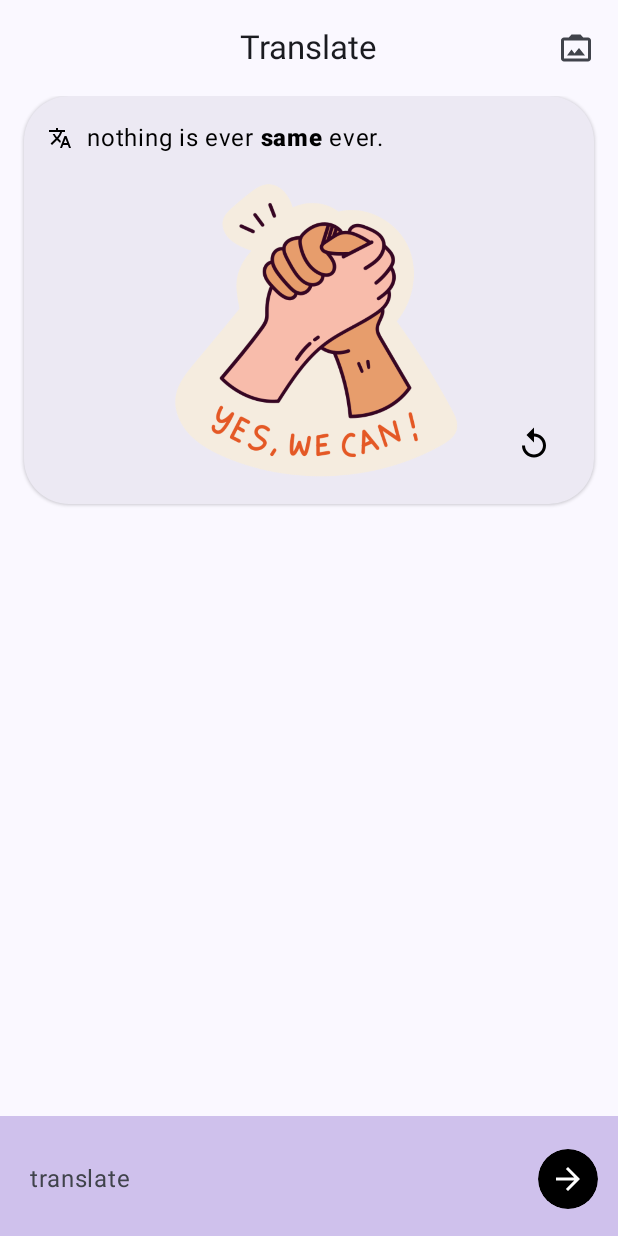
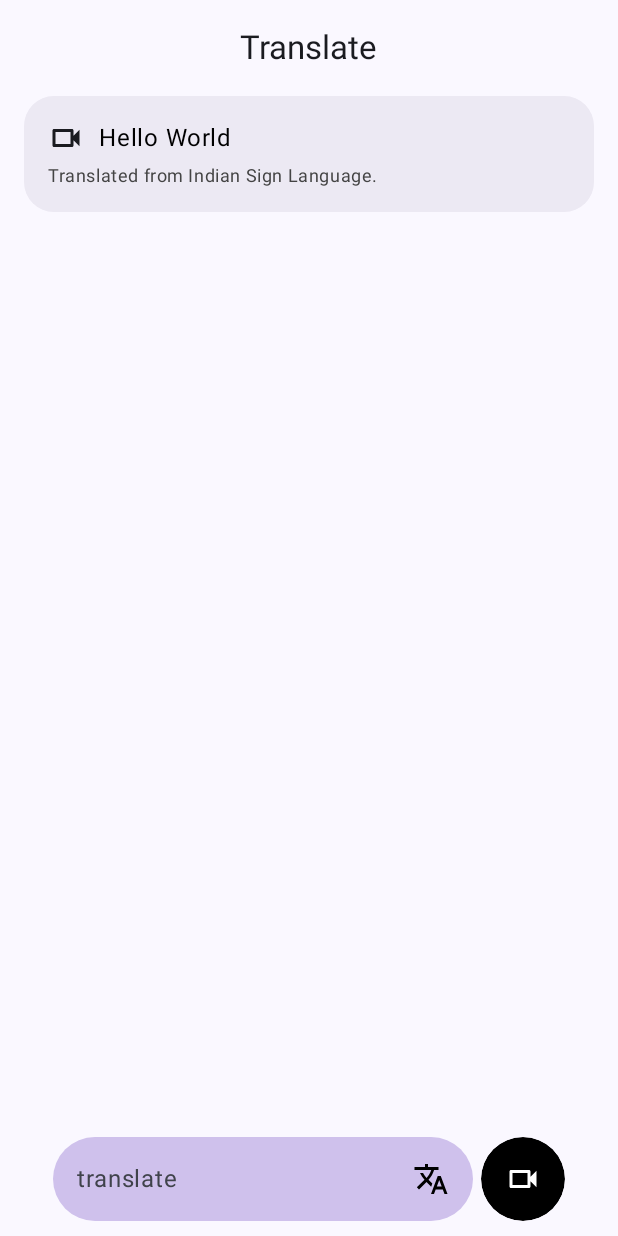
Before and after one commit to varunkumar2004/Sih-SignLanguageTranslateAndroid, an Android app built with Jetpack Compose: the screen it shows after launch (MainActivity), on a phone screen of 412 x 824 dp. Run offline under Robolectric (Android 15) with nearby library versions, the phone set to English and light mode, and no system bars; our stand-ins replace Dagger/Hilt's generated code; libraries missing offline, so code that uses them is left out: androidx.camera.core, androidx.camera.video, androidx.camera.view, com.google.mediapipe.framework, com.google.mediapipe.tasks; 1 statement that could not run was skipped.

Commit message:
HomeScreen.kt Redesigned.

```diff
--- a/app/src/main/java/com/example/signlanguagetranslator/MainActivity.kt
+++ b/app/src/main/java/com/example/signlanguagetranslator/MainActivity.kt
@@ -2,6 +2,9 @@ package com.example.signlanguagetranslator
 
 import android.annotation.SuppressLint
 import android.content.pm.PackageManager
+import android.graphics.Bitmap
+import android.media.MediaMetadataRetriever
+import android.net.Uri
 import android.os.Bundle
 import android.util.Log
 import android.widget.Toast
@@ -9,7 +12,6 @@ import androidx.activity.ComponentActivity
 import androidx.activity.compose.setContent
 import androidx.activity.enableEdgeToEdge
 import androidx.camera.core.CameraSelector
-import androidx.camera.core.ImageProxy
 import androidx.camera.video.FileOutputOptions
 import androidx.camera.video.Recording
 import androidx.camera.video.VideoRecordEvent
@@ -17,7 +19,7 @@ import androidx.camera.view.CameraController
 import androidx.camera.view.LifecycleCameraController
 import androidx.camera.view.video.AudioConfig
 import androidx.compose.foundation.layout.fillMaxSize
-import androidx.compose.runtime.LaunchedEffect
+import androidx.compose.runtime.collectAsState
 import androidx.compose.runtime.getValue
 import androidx.compose.runtime.mutableStateOf
 import androidx.compose.runtime.remember
@@ -34,9 +36,12 @@ import com.example.signlanguagetranslator.ui.screens.HomeScreen
 import com.example.signlanguagetranslator.ui.theme.SignLanguageTranslatorTheme
 import com.example.signlanguagetranslator.ui.viewmodels.HomeViewModel
 import com.example.signlanguagetranslator.utils.Routes
-import com.google.mediapipe.formats.proto.LandmarkProto
+import com.google.mediapipe.framework.image.BitmapImageBuilder
+import com.google.mediapipe.tasks.core.BaseOptions
 import com.google.mediapipe.tasks.vision.core.RunningMode
+import com.google.mediapipe.tasks.vision.gesturerecognizer.GestureRecognizer
 import com.google.mediapipe.tasks.vision.handlandmarker.HandLandmarker
+import com.google.mediapipe.tasks.vision.handlandmarker.HandLandmarkerResult
 import dagger.hilt.android.AndroidEntryPoint
 import java.io.File
 
@@ -69,9 +74,6 @@ class MainActivity : ComponentActivity() {
                 mutableStateOf(false)
             }
 
-
-
-
             SignLanguageTranslatorTheme {
                 NavHost(
                     navController = navController,
@@ -83,6 +85,9 @@ class MainActivity : ComponentActivity() {
                             viewModel = homeViewModel,
                             onCameraNavigate = {
                                 navController.navigate(Routes.Camera.route)
+                            },
+                            onProcessImage = {
+
                             }
                         )
                     }
@@ -101,6 +106,7 @@ class MainActivity : ComponentActivity() {
                             onCameraClick = {
                                 recordVideo(
                                     controller = cameraController,
+                                    viewModel = homeViewModel,
                                     cameraRecording = { isRecording ->
                                         isCameraRecording = isRecording
                                     }
@@ -116,15 +122,16 @@ class MainActivity : ComponentActivity() {
     @SuppressLint("MissingPermission")
     private fun recordVideo(
         controller: LifecycleCameraController,
+        viewModel: HomeViewModel,
         cameraRecording: (Boolean) -> Unit
     ) {
-        if(recording != null) {
+        if (recording != null) {
             recording?.stop()
             recording = null
             return
         }
 
-        if(!hasRequiredPermissions()) {
+        if (!hasRequiredPermissions()) {
             return
         }
 
@@ -134,7 +141,7 @@ class MainActivity : ComponentActivity() {
             AudioConfig.create(true),
             ContextCompat.getMainExecutor(applicationContext),
         ) { event ->
-            when(event) {
+            when (event) {
                 is VideoRecordEvent.Start -> {
                     cameraRecording(true)
                 }
@@ -142,7 +149,7 @@ class MainActivity : ComponentActivity() {
                 is VideoRecordEvent.Finalize -> {
                     cameraRecording(false)
 
-                    if(event.hasError()) {
+                    if (event.hasError()) {
                         recording?.close()
                         recording = null
 
@@ -152,9 +159,12 @@ class MainActivity : ComponentActivity() {
                             Toast.LENGTH_LONG
                         ).show()
                     } else {
+                        val videoPath = outputFile.absolutePath
+                        viewModel.updateVideoUri(videoPath)
+
                         Toast.makeText(
                             applicationContext,
-                            "Video capture succeeded",
+                            "Video capture succeeded. saved to ${videoPath}",
                             Toast.LENGTH_LONG
                         ).show()
                     }
@@ -162,51 +172,6 @@ class MainActivity : ComponentActivity() {
             }
         }
     }
-
-//    private fun setupHandLandmarker() {
-//        // Set options for HandLandmarker
-//        val options = HandLandmarkerOptions.builder()
-//            .setBaseOptions(HandLandmarkerOptions.BaseOptions.builder()
-//                .setModelAssetPath("hand_landmarker.task") // Your MediaPipe hand landmark model
-//                .build())
-//            .setRunningMode(RunningMode.LIVE_STREAM)
-//            .build()
-//
-//        // Initialize Hand Landmarker
-//        val handLandmarker = HandLandmarker.createFromOptions(this, options)
-//    }
-//
-//    private fun processImage(imageProxy: ImageProxy) {
-//        // Convert ImageProxy to Bitmap or other format required by MediaPipe
-//        val bitmap = imageProxy.toBitmap()  // Implement this conversion method
-//
-//        // Run the hand landmark detection on the bitmap
-//        val results = handLandmarker.detect(bitmap)
-//        // Handle the results (landmarks, etc.)
-//        handleHandLandmarkerResult(results)
-//
-//        imageProxy.close()
-//    }
-
-//    private fun setupHolistic() {
-//        val options = HolisticOptions.builder()
-//            .setMinDetectionConfidence(0.75f)
-//            .setMinTrackingConfidence(0.75f)
-//            .build()
-//
-//        holistic = Holistic(this, options)
-//        holistic.setResultListener { result: HolisticResult? ->
-//            if (result != null) {
-//                handleHolisticResult(result)
-//            }
-//        }
-//    }
-//
-//    private fun handleHolisticResult(result: HolisticResult) {
-//        // Extract landmarks and perform prediction logic
-//        val landmarks: List<LandmarkProto.NormalizedLandmarkList> = result.multiHandLandmarks()
-//        // Implement your prediction logic here using the extracted landmarks.
-//    }
 
     private fun hasRequiredPermissions(): Boolean {
         return CAMERAX_PERMISSIONS.all {
--- /dev/null
+++ b/app/src/main/java/com/example/signlanguagetranslator/data/SignText.kt
@@ -0,0 +1,6 @@
+package com.example.signlanguagetranslator.data
+
+data class SignText(
+    val value: String = "",
+    val signToText: Boolean = true
+)
--- a/app/src/main/java/com/example/signlanguagetranslator/ui/components/FloatingBottomBar.kt
+++ b/app/src/main/java/com/example/signlanguagetranslator/ui/components/FloatingBottomBar.kt
@@ -1,10 +1,15 @@
 package com.example.signlanguagetranslator.ui.components
 
+import androidx.compose.foundation.layout.Arrangement
+import androidx.compose.foundation.layout.Row
+import androidx.compose.foundation.layout.Spacer
 import androidx.compose.foundation.layout.padding
-import androidx.compose.foundation.shape.CircleShape
+import androidx.compose.foundation.layout.size
+import androidx.compose.foundation.layout.width
 import androidx.compose.foundation.shape.RoundedCornerShape
 import androidx.compose.material.icons.Icons
-import androidx.compose.material.icons.filled.ArrowForward
+import androidx.compose.material.icons.outlined.Translate
+import androidx.compose.material.icons.outlined.Videocam
 import androidx.compose.material3.BottomAppBar
 import androidx.compose.material3.Icon
 import androidx.compose.material3.IconButton
@@ -13,8 +18,8 @@ import androidx.compose.material3.Text
 import androidx.compose.material3.TextField
 import androidx.compose.material3.TextFieldDefaults
 import androidx.compose.runtime.Composable
+import androidx.compose.ui.Alignment
 import androidx.compose.ui.Modifier
-import androidx.compose.ui.draw.clip
 import androidx.compose.ui.graphics.Color
 import androidx.compose.ui.platform.LocalSoftwareKeyboardController
 import androidx.compose.ui.unit.dp
@@ -25,27 +30,35 @@ fun FloatingBottomBar(
     color: Color,
     value: String,
     onPromptChange: (String) -> Unit,
-    onPromptSend: () -> Unit
+    onPromptSend: () -> Unit,
+    onVideoTranslate: () -> Unit
 ) {
     val keyboardController = LocalSoftwareKeyboardController.current
+    val textFieldColors = TextFieldDefaults.colors(
+        focusedIndicatorColor = Color.Transparent,
+        unfocusedIndicatorColor = Color.Transparent,
+        disabledIndicatorColor = Color.Transparent,
+        focusedTextColor = Color.Black,
+        unfocusedTextColor = Color.Black,
+        focusedContainerColor = color,
+        unfocusedContainerColor = color,
+        cursorColor = Color.Black
+    )
 
     BottomAppBar(
         modifier = modifier,
-        containerColor = color
+        containerColor = Color.Transparent
+    ) {
+        Row(
+            modifier = modifier
+                .padding(horizontal = 10.dp),
+            verticalAlignment = Alignment.CenterVertically,
+            horizontalArrangement = Arrangement.Center
         ) {
             TextField(
-            modifier = modifier,
+                modifier = Modifier,
                 shape = RoundedCornerShape(30.dp),
-            colors = TextFieldDefaults.colors(
-                focusedIndicatorColor = Color.Transparent,
-                unfocusedIndicatorColor = Color.Transparent,
-                disabledIndicatorColor = Color.Transparent,
-                focusedContainerColor = Color.Transparent,
-                focusedTextColor = Color.Black,
-                unfocusedTextColor = Color.Black,
-                unfocusedContainerColor = Color.Transparent,
-                cursorColor = Color.Black
-            ),
+                colors = textFieldColors,
                 value = value,
                 placeholder = {
                     Text(
@@ -55,11 +68,10 @@ fun FloatingBottomBar(
                 trailingIcon = {
                     IconButton(
                         modifier = Modifier
-                        .clip(CircleShape)
-                        .padding(end = 5.dp),
+                            .size(TextFieldDefaults.MinHeight),
                         colors = IconButtonDefaults.iconButtonColors(
-                        containerColor = Color.Black,
-                        contentColor = Color.White
+                            containerColor = Color.Transparent,
+                            contentColor = Color.Black
                         ),
                         onClick = {
                             if (value.isNotEmpty() && value.isNotBlank()) {
@@ -70,12 +82,30 @@ fun FloatingBottomBar(
                         }
                     ) {
                         Icon(
-                        imageVector = Icons.Default.ArrowForward,
+                            imageVector = Icons.Outlined.Translate,
                             contentDescription = "Send prompt"
                         )
                     }
                 },
                 onValueChange = onPromptChange
             )
+
+            Spacer(modifier = Modifier.width(5.dp))
+
+            IconButton(
+                modifier = Modifier
+                    .size(TextFieldDefaults.MinHeight),
+                colors = IconButtonDefaults.iconButtonColors(
+                    containerColor = Color.Black,
+                    contentColor = Color.White
+                ),
+                onClick = onVideoTranslate
+            ) {
+                Icon(
+                    imageVector = Icons.Outlined.Videocam,
+                    contentDescription = null
+                )
             }
         }
+    }
+}
--- /dev/null
+++ b/app/src/main/java/com/example/signlanguagetranslator/ui/components/IndianSignLanguageToText.kt
@@ -0,0 +1,71 @@
+package com.example.signlanguagetranslator.ui.components
+
+import androidx.compose.foundation.background
+import androidx.compose.foundation.layout.Arrangement
+import androidx.compose.foundation.layout.Column
+import androidx.compose.foundation.layout.Row
+import androidx.compose.foundation.layout.fillMaxWidth
+import androidx.compose.foundation.layout.padding
+import androidx.compose.foundation.shape.RoundedCornerShape
+import androidx.compose.material.icons.Icons
+import androidx.compose.material.icons.filled.Videocam
+import androidx.compose.material.icons.outlined.Videocam
+import androidx.compose.material3.Icon
+import androidx.compose.material3.MaterialTheme
+import androidx.compose.material3.Text
+import androidx.compose.runtime.Composable
+import androidx.compose.ui.Alignment
+import androidx.compose.ui.Modifier
+import androidx.compose.ui.draw.clip
+import androidx.compose.ui.graphics.Color
+import androidx.compose.ui.tooling.preview.Preview
+import androidx.compose.ui.unit.dp
+
+@Composable
+fun IndianSignLanguageToText(
+    modifier: Modifier = Modifier,
+    color: Color = Color.LightGray,
+    value: String
+) {
+    val shape = RoundedCornerShape(20.dp)
+
+    Column(
+        modifier = modifier
+            .clip(shape)
+            .background(color)
+            .padding(16.dp),
+        verticalArrangement = Arrangement.spacedBy(5.dp)
+    ) {
+        Row(
+            modifier = modifier,
+            verticalAlignment = Alignment.CenterVertically,
+            horizontalArrangement = Arrangement.spacedBy(10.dp)
+        ) {
+            Icon(
+                imageVector = Icons.Outlined.Videocam,
+                contentDescription = null
+            )
+
+            Text(
+                text = value,
+                style = MaterialTheme.typography.bodyLarge,
+                color = Color.Black
+            )
+        }
+
+        Text(
+            text = "Translated from Indian Sign Language.",
+            style = MaterialTheme.typography.bodySmall,
+            color = Color.DarkGray
+        )
+    }
+}
+
+@Preview(showBackground = true)
+@Composable
+private fun SignTextPrev() {
+    IndianSignLanguageToText(
+        modifier = Modifier.fillMaxWidth(),
+        value = "nothing was ever same this is what i thoadskfh adkhf ladhlaksdfh not ralskdjfh jhsdfsfg a,sdbf ,masb"
+    )
+}
--- a/app/src/main/java/com/example/signlanguagetranslator/ui/screens/HomeScreen.kt
+++ b/app/src/main/java/com/example/signlanguagetranslator/ui/screens/HomeScreen.kt
@@ -1,12 +1,15 @@
 package com.example.signlanguagetranslator.ui.screens
 
+import androidx.compose.foundation.layout.Arrangement
 import androidx.compose.foundation.layout.Column
 import androidx.compose.foundation.layout.PaddingValues
+import androidx.compose.foundation.layout.Row
 import androidx.compose.foundation.layout.Spacer
 import androidx.compose.foundation.layout.fillMaxSize
 import androidx.compose.foundation.layout.fillMaxWidth
 import androidx.compose.foundation.layout.height
 import androidx.compose.foundation.layout.padding
+import androidx.compose.foundation.layout.size
 import androidx.compose.foundation.lazy.LazyColumn
 import androidx.compose.foundation.lazy.items
 import androidx.compose.foundation.shape.CircleShape
@@ -14,12 +17,18 @@ import androidx.compose.foundation.shape.RoundedCornerShape
 import androidx.compose.material.icons.Icons
 import androidx.compose.material.icons.filled.ArrowForward
 import androidx.compose.material.icons.filled.PhotoCameraBack
+import androidx.compose.material.icons.filled.Translate
+import androidx.compose.material.icons.outlined.Translate
+import androidx.compose.material3.AlertDialog
 import androidx.compose.material3.BottomAppBar
+import androidx.compose.material3.Button
+import androidx.compose.material3.ButtonDefaults
 import androidx.compose.material3.CenterAlignedTopAppBar
 import androidx.compose.material3.ExperimentalMaterial3Api
 import androidx.compose.material3.Icon
 import androidx.compose.material3.IconButton
 import androidx.compose.material3.IconButtonDefaults
+import androidx.compose.material3.MaterialTheme
 import androidx.compose.material3.Scaffold
 import androidx.compose.material3.Text
 import androidx.compose.material3.TextField
@@ -30,6 +39,7 @@ import androidx.compose.runtime.getValue
 import androidx.compose.runtime.mutableStateOf
 import androidx.compose.runtime.remember
 import androidx.compose.runtime.setValue
+import androidx.compose.ui.Alignment
 import androidx.compose.ui.Modifier
 import androidx.compose.ui.draw.clip
 import androidx.compose.ui.draw.shadow
@@ -37,7 +47,9 @@ import androidx.compose.ui.graphics.Color
 import androidx.compose.ui.tooling.preview.Preview
 import androidx.compose.ui.unit.dp
 import com.example.signlanguagetranslator.ui.components.FloatingBottomBar
+import com.example.signlanguagetranslator.ui.components.IndianSignLanguageToText
 import com.example.signlanguagetranslator.ui.components.TextPrompt
+import com.example.signlanguagetranslator.ui.components.TextToIndianSignLanguage
 import com.example.signlanguagetranslator.ui.viewmodels.HomeViewModel
 
 @OptIn(ExperimentalMaterial3Api::class)
@@ -45,25 +57,67 @@ import com.example.signlanguagetranslator.ui.viewmodels.HomeViewModel
 fun HomeScreen(
     modifier: Modifier = Modifier,
     viewModel: HomeViewModel,
-    onCameraNavigate: () -> Unit
+    onCameraNavigate: () -> Unit,
+    onProcessImage: () -> Unit
 ) {
     val state by viewModel.state.collectAsState()
     val lightPurple = Color(0xFFECE9F3)
     val mediumPurple = Color(0xFFCFC1EC)
+    var showAlert by remember { mutableStateOf(false) }
+
+    var selectedAlertText by remember {
+        mutableStateOf("")
+    }
+
+    if (showAlert) {
+        AlertDialog(
+            icon = {
+                Row(
+                    verticalAlignment = Alignment.CenterVertically,
+                    horizontalArrangement = Arrangement.spacedBy(10.dp)
+                ) {
+                    Icon(
+                        modifier = Modifier.size(20.dp),
+                        imageVector = Icons.Outlined.Translate,
+                        contentDescription = null
+                    )
+
+                    Text(
+                        text = "Indian Sign Language",
+                        color = Color.Black,
+                        style = MaterialTheme.typography.bodyLarge
+                    )
+                }
+            },
+            text = {
+                Text(
+                    text = selectedAlertText,
+                    color = Color.DarkGray,
+                    style = MaterialTheme.typography.bodyMedium
+                )
+            },
+            onDismissRequest = { showAlert = false },
+            confirmButton = {
+                Button(
+                    colors = ButtonDefaults.buttonColors(
+                        containerColor = mediumPurple,
+                        contentColor = Color.Black
+                    ),
+                    onClick = {
+                        showAlert = false
+                    }
+                ) {
+                    Text(text = "Done")
+                }
+            }
+        )
+    }
 
     Scaffold(
         modifier = modifier,
         topBar = {
             CenterAlignedTopAppBar(
-                title = { Text(text = "Translate") },
-                actions = {
-                    IconButton(onClick = onCameraNavigate) {
-                        Icon(
-                            imageVector = Icons.Default.PhotoCameraBack,
-                            contentDescription = null
-                        )
-                    }
-                }
+                title = { Text(text = "Translate") }
             )
         },
         bottomBar = {
@@ -72,7 +126,10 @@ fun HomeScreen(
                 color = mediumPurple,
                 value = state.textQuery,
                 onPromptChange = viewModel::onQueryChange,
-                onPromptSend = viewModel::sendPrompt
+                onPromptSend = viewModel::sendPrompt,
+                onVideoTranslate = {
+//                    showAlert = true
+                }
             )
         }
     ) { innerPadding ->
@@ -83,13 +140,25 @@ fun HomeScreen(
         ) {
             LazyColumn {
                 items(state.chat) { chat ->
-                    TextPrompt(
-                        modifier= Modifier.fillMaxWidth(),
-                        value = chat,
-                        color = lightPurple
-                    )
+                    if (chat.signToText) {
+                        IndianSignLanguageToText(
+                            modifier = Modifier.fillMaxWidth(),
+                            color = lightPurple,
+                            value = chat.value
+                        )
+                    } else {
+                        TextToIndianSignLanguage(
+                            modifier = Modifier.fillMaxWidth(),
+                            value = chat.value,
+                            color = lightPurple,
+                            onTranslate = {
+                                showAlert = true
+                                selectedAlertText = chat.value
+                            }
+                        )
+                    }
 
-                    Spacer(modifier = Modifier.height(10.dp))
+                    Spacer(modifier = Modifier.height(5.dp))
                 }
             }
         }
--- a/app/src/main/java/com/example/signlanguagetranslator/ui/viewmodels/HomeViewModel.kt
+++ b/app/src/main/java/com/example/signlanguagetranslator/ui/viewmodels/HomeViewModel.kt
@@ -1,6 +1,8 @@
 package com.example.signlanguagetranslator.ui.viewmodels
 
+import android.net.Uri
 import androidx.lifecycle.ViewModel
+import com.example.signlanguagetranslator.data.SignText
 import dagger.hilt.android.lifecycle.HiltViewModel
 import kotlinx.coroutines.flow.MutableStateFlow
 import kotlinx.coroutines.flow.asStateFlow
@@ -18,16 +20,31 @@ class HomeViewModel @Inject constructor() : ViewModel() {
 
     fun sendPrompt() {
         _state.update {
+            val newChat = SignText(
+                value = it.textQuery,
+                signToText = false
+            )
+
             it.copy(
-                chat = it.chat + it.textQuery,
+                chat = it.chat + newChat,
                 textQuery = "",
             )
         }
+    }
+
+    fun updateVideoUri(uri: String) {
+        _state.update { it.copy(videoUrl = uri) }
     }
 }
 
 data class HomeState(
     val textQuery: String = "",
-    var chat: List<String> = listOf("nothing is ever same ever."),
-    var isCameraRecording: Boolean = false
+    var chat: List<SignText> = listOf(
+        SignText(
+            value = "Hello World",
+            signToText = true
+        )
+    ),
+    var isCameraRecording: Boolean = false,
+    val videoUrl: String = ""
 )
--- a/gradle/libs.versions.toml
+++ b/gradle/libs.versions.toml
@@ -9,6 +9,9 @@ lifecycleRuntimeKtx = "2.6.1"
 activityCompose = "1.8.0"
 composeBom = "2024.04.01"
 cameraView = "1.3.4"
+tensorflowLiteSupport = "0.1.0"
+tensorflowLiteMetadata = "0.1.0"
+media3Exoplayer = "1.4.1"
 
 [libraries]
 androidx-core-ktx = { group = "androidx.core", name = "core-ktx", version.ref = "coreKtx" }
@@ -26,6 +29,9 @@ androidx-ui-test-manifest = { group = "androidx.compose.ui", name = "ui-test-man
 androidx-ui-test-junit4 = { group = "androidx.compose.ui", name = "ui-test-junit4" }
 androidx-material3 = { group = "androidx.compose.material3", name = "material3" }
 androidx-camera-view = { group = "androidx.camera", name = "camera-view", version.ref = "cameraView" }
+tensorflow-lite-support = { group = "org.tensorflow", name = "tensorflow-lite-support", version.ref = "tensorflowLiteSupport" }
+tensorflow-lite-metadata = { group = "org.tensorflow", name = "tensorflow-lite-metadata", version.ref = "tensorflowLiteMetadata" }
+androidx-media3-exoplayer = { group = "androidx.media3", name = "media3-exoplayer", version.ref = "media3Exoplayer" }
 
 [plugins]
 android-application = { id = "com.android.application", version.ref = "agp" }
```
Also changed, not shown: app/build.gradle.kts (+7 -2 lines), app/src/main/java/com/example/signlanguagetranslator/ui/components/TextToIndianSignLanguage.kt (added, +78 -0 lines), 498 other files. Lines whose indentation alone changed are shown as unchanged.
